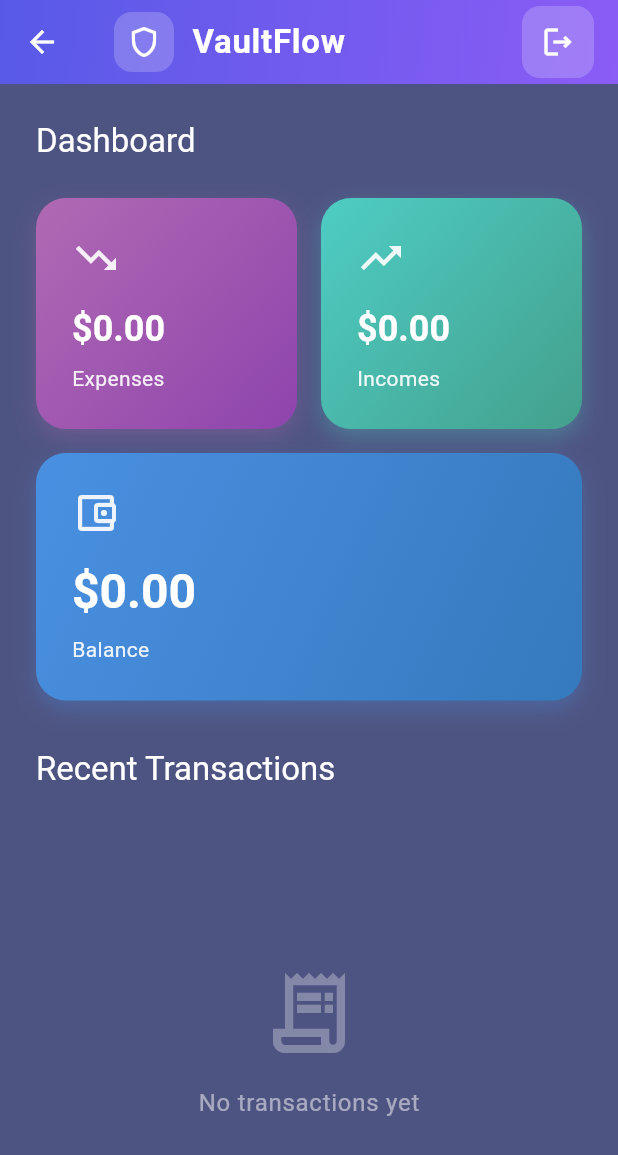
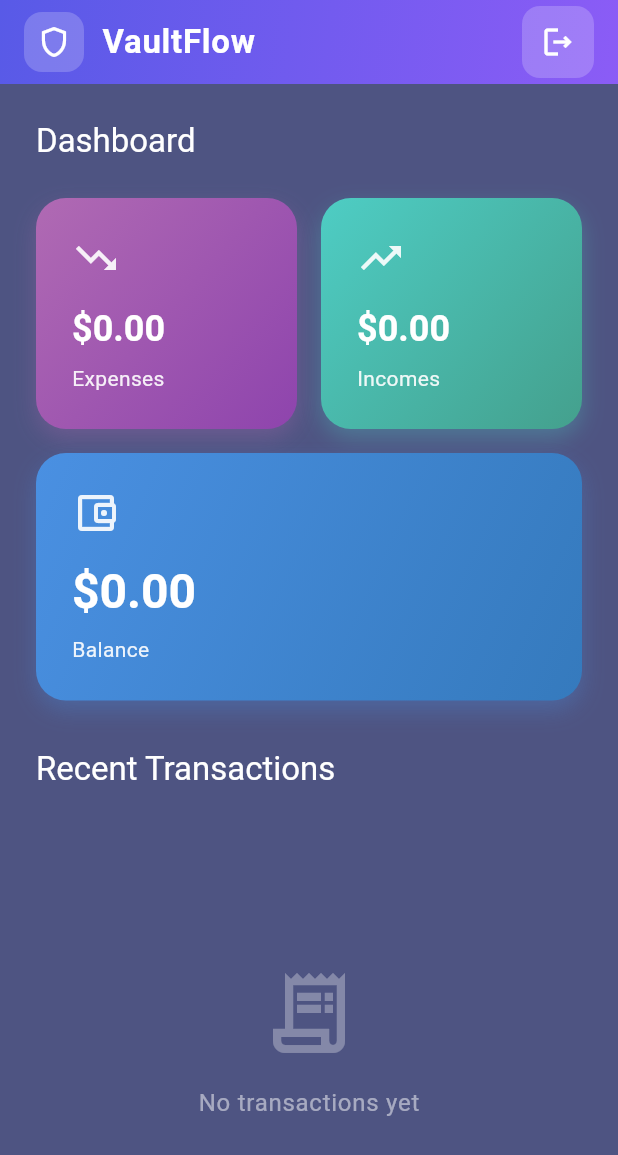
Before and after one commit to Zzorro-Kid/vault-flow-app, a Flutter app: the HomeScreen screen opened by its route, on a phone screen of 412 x 824 dp. Shown: the top 1155 px of the screen. Run offline on Flutter 3.47's test engine with Material 3 defaults, Android fonts, the phone set to English and light mode, and no system bars; our stand-ins replace bloc, dartz, device_preview_plus, equatable, flutter_bloc, flutter_secure_storage and 2 more; accounts and stored records are empty.

Commit message:
add small fix

```diff
--- a/lib/core/routes/app_routes.dart
+++ b/lib/core/routes/app_routes.dart
@@ -71,13 +71,10 @@ class AppRouter {
   PageRouteBuilder<dynamic> _createFadeRoute(Widget page) {
     return PageRouteBuilder(
       pageBuilder: (context, animation, secondaryAnimation) => page,
-      transitionDuration: const Duration(milliseconds: 300),
-      reverseTransitionDuration: const Duration(milliseconds: 300),
+      transitionDuration: const Duration(milliseconds: 100),
+      reverseTransitionDuration: const Duration(milliseconds: 100),
       transitionsBuilder: (context, animation, secondaryAnimation, child) {
-        return FadeTransition(
-          opacity: animation,
-          child: child,
-        );
+        return FadeTransition(opacity: animation, child: child);
       },
     );
   }
--- a/lib/features/home/presentation/pages/home_sceen.dart
+++ b/lib/features/home/presentation/pages/home_sceen.dart
@@ -34,6 +34,7 @@ class HomeScreen extends StatelessWidget {
       elevation: 0,
       backgroundColor: Colors.transparent,
       surfaceTintColor: Colors.transparent,
+      automaticallyImplyLeading: false,
       flexibleSpace: _buildAppBarBackground(),
       title: _buildAppBarTitle(),
       actions: [_buildLogoutButton(context)],
```
